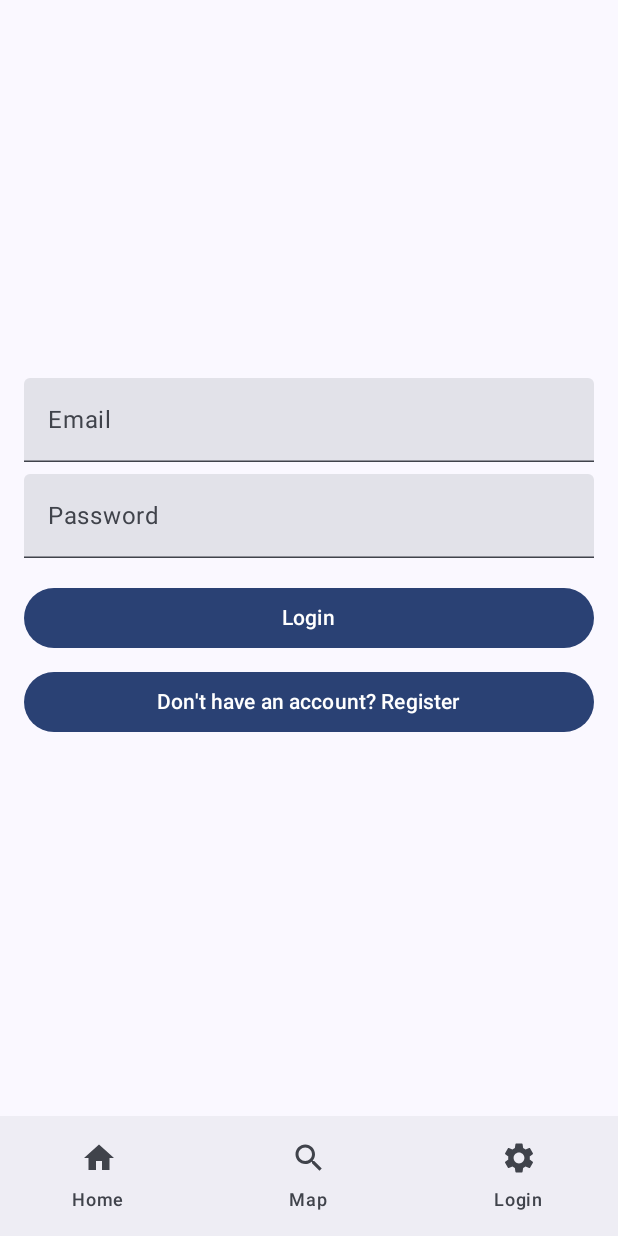
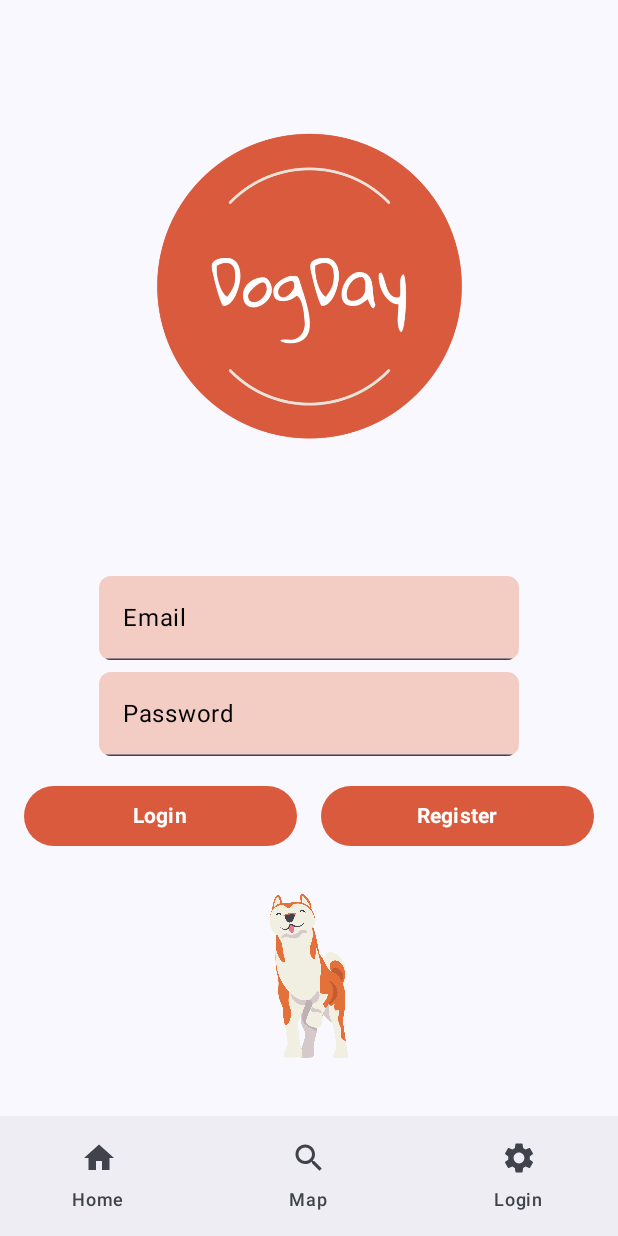
Before and after one commit to mattia-lerario/Dogday, an Android app built with Jetpack Compose: the composable MainApp shown on its own in the app's theme, on a phone screen of 412 x 824 dp. Run offline under Robolectric (Android 15) with nearby library versions, the phone set to English and light mode, and no system bars; our stand-ins replace Firebase (no records; nobody signed in at launch, a user with empty details on screens opened directly).

Commit message:
Lagt til design farger og design på login screen

```diff
--- a/app/src/main/java/com/example/dogday/LoginScreen.kt
+++ b/app/src/main/java/com/example/dogday/LoginScreen.kt
@@ -2,13 +2,24 @@
 
 package com.example.dogday
 
+import androidx.compose.foundation.Image
 import androidx.compose.foundation.layout.*
 import androidx.compose.material3.*
 import androidx.compose.runtime.*
+import androidx.compose.ui.Alignment
 import androidx.compose.ui.Modifier
+import androidx.compose.ui.layout.ContentScale
+import androidx.compose.ui.res.painterResource
 import androidx.compose.ui.text.input.PasswordVisualTransformation
 import androidx.compose.ui.unit.dp
 import androidx.navigation.NavController
+import androidx.compose.material3.TextFieldDefaults
+import androidx.compose.material3.TextField
+import androidx.compose.ui.graphics.Color
+import androidx.compose.ui.text.font.FontWeight
+import androidx.compose.ui.unit.max
+import com.example.dogday.ui.theme.InputBackgroundLight
+import com.example.dogday.ui.theme.ButtonColorLight
 import com.google.firebase.analytics.ktx.analytics
 import com.google.firebase.analytics.logEvent
 import com.google.firebase.auth.ktx.auth
@@ -25,13 +36,33 @@ fun LoginScreen(navController: NavController) {
         modifier = Modifier
             .fillMaxSize()
             .padding(16.dp),
-        verticalArrangement = Arrangement.Center
+        verticalArrangement = Arrangement.Center,
+        horizontalAlignment = Alignment.CenterHorizontally
     ) {
+
+        Image(
+            painter = painterResource(R.drawable.dogday_logo), // Add your logo drawable here
+            contentDescription = "DogDay Logo",
+            modifier = Modifier.size(350.dp),
+            contentScale = ContentScale.Fit
+        )
+
+        Spacer(modifier = Modifier.height(18.dp))
+
         TextField(
             value = email,
             onValueChange = { email = it },
-            label = { Text("Email") },
-            modifier = Modifier.fillMaxWidth()
+            label = { Text("Email", color = Color.Black) },
+            modifier = Modifier
+                .widthIn(max = 300.dp)
+                .padding(horizontal = 8.dp),
+            colors = TextFieldDefaults.colors(
+                focusedContainerColor = InputBackgroundLight,
+                unfocusedContainerColor = InputBackgroundLight
+            ),
+            shape = MaterialTheme.shapes.small
+
+
         )
 
         Spacer(modifier = Modifier.height(8.dp))
@@ -39,13 +70,24 @@ fun LoginScreen(navController: NavController) {
         TextField(
             value = password,
             onValueChange = { password = it },
-            label = { Text("Password") },
+            label = { Text("Password", color = Color.Black) },
             visualTransformation = PasswordVisualTransformation(),
-            modifier = Modifier.fillMaxWidth()
+            modifier = Modifier
+                .widthIn(max = 300.dp)
+                .padding(horizontal = 8.dp),
+            colors = TextFieldDefaults.colors(
+                focusedContainerColor = InputBackgroundLight,
+                unfocusedContainerColor = InputBackgroundLight
+            ),
+            shape = MaterialTheme.shapes.small
         )
 
         Spacer(modifier = Modifier.height(16.dp))
 
+        Row(
+            modifier = Modifier.fillMaxWidth(),
+            horizontalArrangement = Arrangement.SpaceEvenly
+        ){
             Button(
                 onClick = {
                     if (email.isNotBlank() && password.isNotBlank()) {
@@ -80,19 +122,39 @@ fun LoginScreen(navController: NavController) {
                         loginError = "Email and password must not be empty"
                     }
                 },
-            modifier = Modifier.fillMaxWidth()
+
+            modifier = Modifier
+                .weight(1f)
+                .padding(end = 8.dp),
+            colors = ButtonDefaults.buttonColors(containerColor = ButtonColorLight),
+                contentPadding = PaddingValues(vertical = 8.dp)
+
         ) {
-            Text("Login")
+            Text("Login",
+                fontWeight = FontWeight.Bold
+
+                )
         }
 
         Spacer(modifier = Modifier.height(8.dp))
 
         Button(
             onClick = { navController.navigate("register") },
-            modifier = Modifier.fillMaxWidth()
+            modifier = Modifier
+                .weight(1f)
+                .padding(start = 8.dp),
+            colors = ButtonDefaults.buttonColors(containerColor = ButtonColorLight),
+            contentPadding = PaddingValues(vertical = 8.dp)
         ) {
-            Text("Don't have an account? Register")
+            Text("Register",
+                fontWeight = FontWeight.Bold
+                )
          }
+
+        }
+
+        Spacer(modifier = Modifier.height(8.dp))
+
 
         loginError?.let { error ->
             Text(
@@ -101,5 +163,13 @@ fun LoginScreen(navController: NavController) {
                 modifier = Modifier.padding(top = 8.dp)
             )
         }
+
+        Image(
+            painter = painterResource(R.drawable.dog_cartoon),
+            contentDescription = "Dog Image",
+            modifier = Modifier.size(200.dp),
+            contentScale = ContentScale.Fit
+        )
+
     }
 }
--- a/app/src/main/java/com/example/dogday/ui/theme/Color.kt
+++ b/app/src/main/java/com/example/dogday/ui/theme/Color.kt
@@ -2,10 +2,29 @@ package com.example.dogday.ui.theme
 
 import androidx.compose.ui.graphics.Color
 
-val Purple80 = Color(0xFFD0BCFF)
-val PurpleGrey80 = Color(0xFFCCC2DC)
-val Pink80 = Color(0xFFEFB8C8)
+// Background color for input fields light mode
+val InputBackgroundLight = Color(0xFFF3CCC3)
 
-val Purple40 = Color(0xFF6650a4)
-val PurpleGrey40 = Color(0xFF625b71)
-val Pink40 = Color(0xFF7D5260)
+//Button colors light mode
+val ButtonColorLight = Color(0xFFD95A3C)
+
+//Background color in general for light mode
+val BackgroundColorLight = Color(0xFFFFFFFF)
+
+
+//Background color for input fields dark mode
+val InputBackgroundDark = Color(0xFFC0634D)
+
+//Button colors dark mode
+//Not sure we need this yet.
+
+
+
+
+//val Purple80 = Color(0xFFD0BCFF)
+//val PurpleGrey80 = Color(0xFFCCC2DC)
+//val Pink80 = Color(0xFFEFB8C8)
+
+//val Purple40 = Color(0xFF6650a4)
+//val PurpleGrey40 = Color(0xFF625b71)
+//val Pink40 = Color(0xFF7D5260)
--- a/app/src/main/java/com/example/dogday/ui/theme/Theme.kt
+++ b/app/src/main/java/com/example/dogday/ui/theme/Theme.kt
@@ -9,17 +9,18 @@ import androidx.compose.material3.dynamicLightColorScheme
 import androidx.compose.material3.lightColorScheme
 import androidx.compose.runtime.Composable
 import androidx.compose.ui.platform.LocalContext
+import androidx.compose.ui.graphics.Color
 
 private val DarkColorScheme = darkColorScheme(
-    primary = Purple80,
-    secondary = PurpleGrey80,
-    tertiary = Pink80
+    primary = ButtonColorLight,
+    secondary = InputBackgroundDark,
+    tertiary = Color(0xFF7D5260)
 )
 
 private val LightColorScheme = lightColorScheme(
-    primary = Purple40,
-    secondary = PurpleGrey40,
-    tertiary = Pink40
+    primary = ButtonColorLight,
+    secondary = InputBackgroundLight,
+    tertiary = Color(0xFFF3CCC3)
 
     /* Other default colors to override
     background = Color(0xFFFFFBFE),
```
Also changed, not shown: app/src/main/res/drawable/dog_cartoon.png (added), app/src/main/res/drawable/dogday_logo.png (added). Lines whose indentation alone changed are shown as unchanged.
